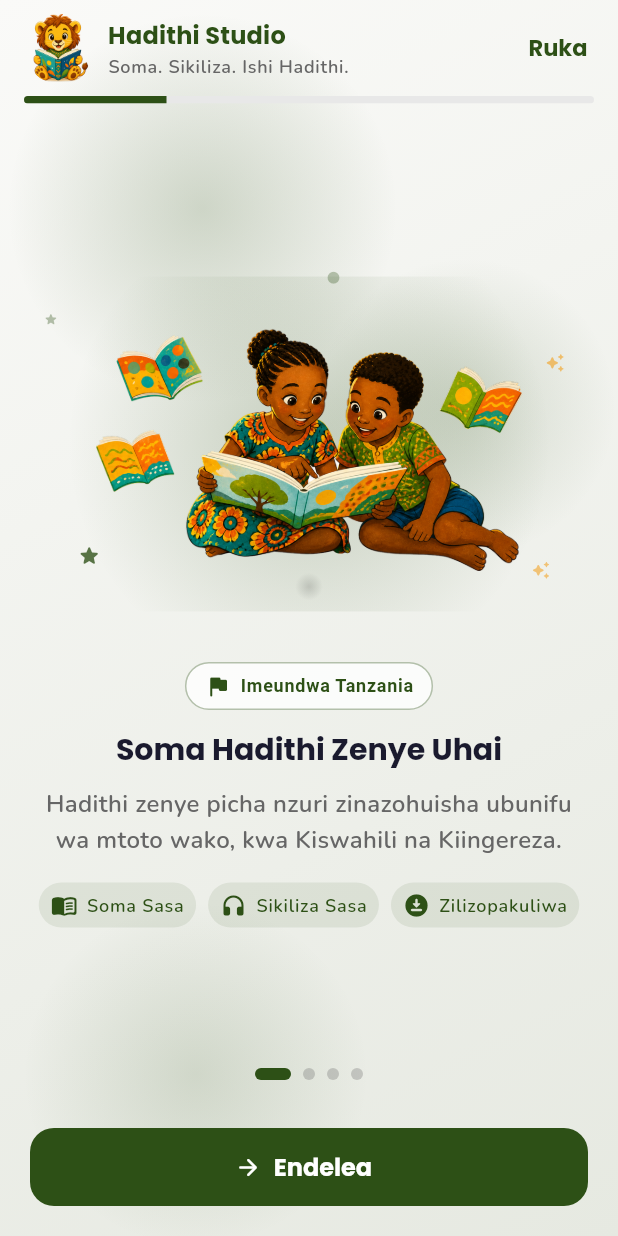
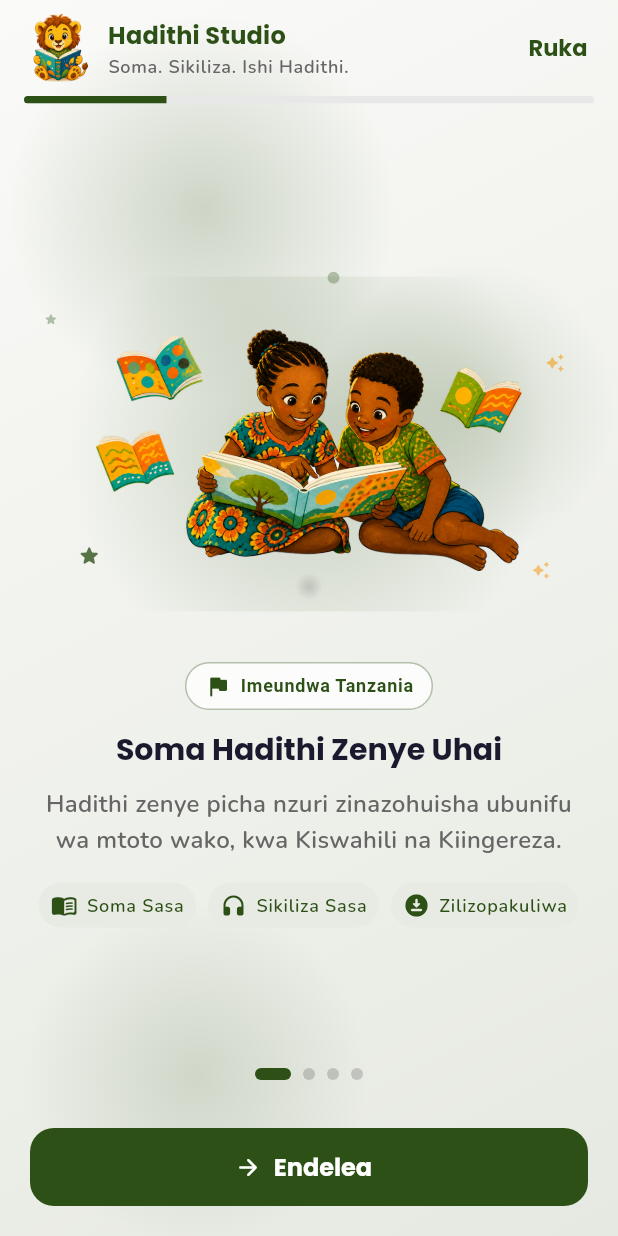
Before and after one commit to mwijay12/hadithi-studio, a Flutter app: the screen it shows after launch, on a phone screen of 412 x 824 dp. Run offline on Flutter 3.47's test engine with Material 3 defaults, Android fonts, the phone set to English and light mode, and no system bars; our stand-ins replace cached_network_image, connectivity_plus, dartz, dio, equatable, flutter_bloc and 10 more; accounts and stored records are empty.

Commit message:
Upgrade dependencies for Flutter 3.47, fix TTS resume on device, WCAG-safe onboarding chips, refresh docs

```diff
--- a/lib/features/onboarding/presentation/pages/onboarding_page.dart
+++ b/lib/features/onboarding/presentation/pages/onboarding_page.dart
@@ -45,6 +45,7 @@ import '../../../../config/theme/colors.dart';
 import '../../../../config/theme/spacing.dart';
 import '../../../../core/enums/app_enums.dart';
 import '../../../../core/services/library_store.dart';
+import '../../../../core/utils/contrast_utils.dart';
 import '../../../../l10n/app_locale_controller.dart';
 import '../../../../l10n/l10n.dart';
 
@@ -1174,6 +1175,10 @@ class _SlideBadge extends StatelessWidget {
 
   @override
   Widget build(BuildContext context) {
+    // Beji iko juu ya mandhari inayotembea; nyeupe 78% ndiyo uso wake.
+    // Rangi ya chapa inaweza kuwa hafifu (gold, orange) — tunatumia toleo
+    // linalosomeka kwa maandishi na ikoni, huku mpaka ukibaki na rangi halisi.
+    final Color ink = ContrastUtils.readableInk(accent, Colors.white);
     return Container(
       padding: const EdgeInsets.symmetric(
         horizontal: AppSpacing.md,
@@ -1187,7 +1192,7 @@ class _SlideBadge extends StatelessWidget {
       child: Row(
         mainAxisSize: MainAxisSize.min,
         children: <Widget>[
-          Icon(icon, size: AppSpacing.iconSm, color: accent),
+          Icon(icon, size: AppSpacing.iconSm, color: ink),
           const SizedBox(width: AppSpacing.xs + 2),
           Flexible(
             child: Text(
@@ -1195,7 +1200,7 @@ class _SlideBadge extends StatelessWidget {
               maxLines: 1,
               overflow: TextOverflow.ellipsis,
               style: Theme.of(context).textTheme.labelMedium?.copyWith(
-                    color: accent,
+                    color: ink,
                     fontWeight: FontWeight.w700,
                   ),
             ),
@@ -1250,6 +1255,12 @@ class _FeaturePill extends StatelessWidget {
     // tunaruhusu maandishi yeyote marefu ("Ukubwa wa Maandishi") kupata
     // nafasi yake kamili badala ya kukatwa kwa ellipsis.
     final double maxPillWidth = MediaQuery.sizeOf(context).width * 0.8;
+    // Tint 9% juu ya mandhari — maandishi hutumia toleo linalosomeka.
+    final Color tint = ContrastUtils.blend(
+      accent.withValues(alpha: 0.09),
+      AppColors.background,
+    );
+    final Color ink = ContrastUtils.readableInk(accent, tint);
     return Container(
       constraints: BoxConstraints(maxWidth: maxPillWidth),
       padding: const EdgeInsets.symmetric(
@@ -1257,13 +1268,13 @@ class _FeaturePill extends StatelessWidget {
         vertical: AppSpacing.xs + 2,
       ),
       decoration: BoxDecoration(
-        color: accent.withValues(alpha: 0.09),
+        color: tint,
         borderRadius: BorderRadius.circular(AppSpacing.radiusPill),
       ),
       child: Row(
         mainAxisSize: MainAxisSize.min,
         children: <Widget>[
-          Icon(icon, size: AppSpacing.iconSm, color: accent),
+          Icon(icon, size: AppSpacing.iconSm, color: ink),
           const SizedBox(width: AppSpacing.xs + 2),
           Flexible(
             child: Text(
@@ -1271,7 +1282,7 @@ class _FeaturePill extends StatelessWidget {
               maxLines: 2,
               overflow: TextOverflow.ellipsis,
               style: Theme.of(context).textTheme.labelSmall?.copyWith(
-                    color: accent,
+                    color: ink,
                     fontWeight: FontWeight.w600,
                   ),
             ),
@@ -1298,6 +1309,18 @@ class _LanguageChip extends StatelessWidget {
 
   @override
   Widget build(BuildContext context) {
+    // Kwenye chip iliyochaguliwa, mandhari ni rangi halisi ya chapa — kwa
+    // sunsetGold au turquoise, nyeupe haisomeki. readableInk huchagua ink
+    // nyeusi/nyeupe inayofikia 4.5:1.
+    final Color tint = selected
+        ? accent
+        : ContrastUtils.blend(
+            accent.withValues(alpha: 0.08),
+            AppColors.background,
+          );
+    final Color ink = selected
+        ? ContrastUtils.readableInk(Colors.white, accent)
+        : ContrastUtils.readableInk(accent, tint);
     return InkWell(
       onTap: onTap,
       borderRadius: BorderRadius.circular(AppSpacing.radiusPill),
@@ -1311,7 +1334,7 @@ class _LanguageChip extends StatelessWidget {
           vertical: AppSpacing.md,
         ),
         decoration: BoxDecoration(
-          color: selected ? accent : accent.withValues(alpha: 0.08),
+          color: tint,
           borderRadius: BorderRadius.circular(AppSpacing.radiusPill),
           border: Border.all(
             color: selected ? accent : accent.withValues(alpha: 0.30),
@@ -1320,7 +1343,7 @@ class _LanguageChip extends StatelessWidget {
         child: Text(
           label,
           style: Theme.of(context).textTheme.labelLarge?.copyWith(
-                color: selected ? Colors.white : accent,
+                color: ink,
                 fontWeight: FontWeight.w600,
               ),
         ),
```
Also changed, not shown: lib/core/network/network_info.dart (+14 -9 lines), lib/core/services/speech_service.dart (+9 -2 lines), lib/core/storage/secure_storage.dart (+5 -8 lines), lib/features/stories/presentation/cubit/reader_cubit.dart (+19 -5 lines), lib/features/stories/presentation/pages/story_detail_page.dart (+3 -1 lines), lib/features/stories/presentation/pages/story_reader_page.dart (+1 -1 lines), pubspec.yaml (+12 -12 lines), pubspec.lock, 3 other files.
